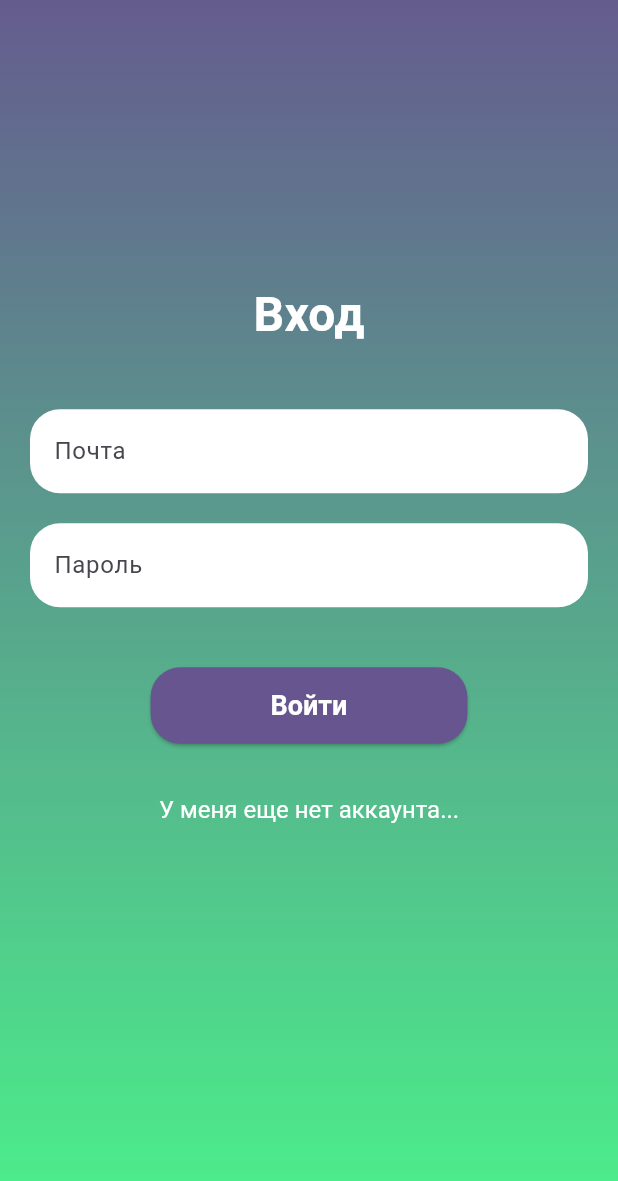
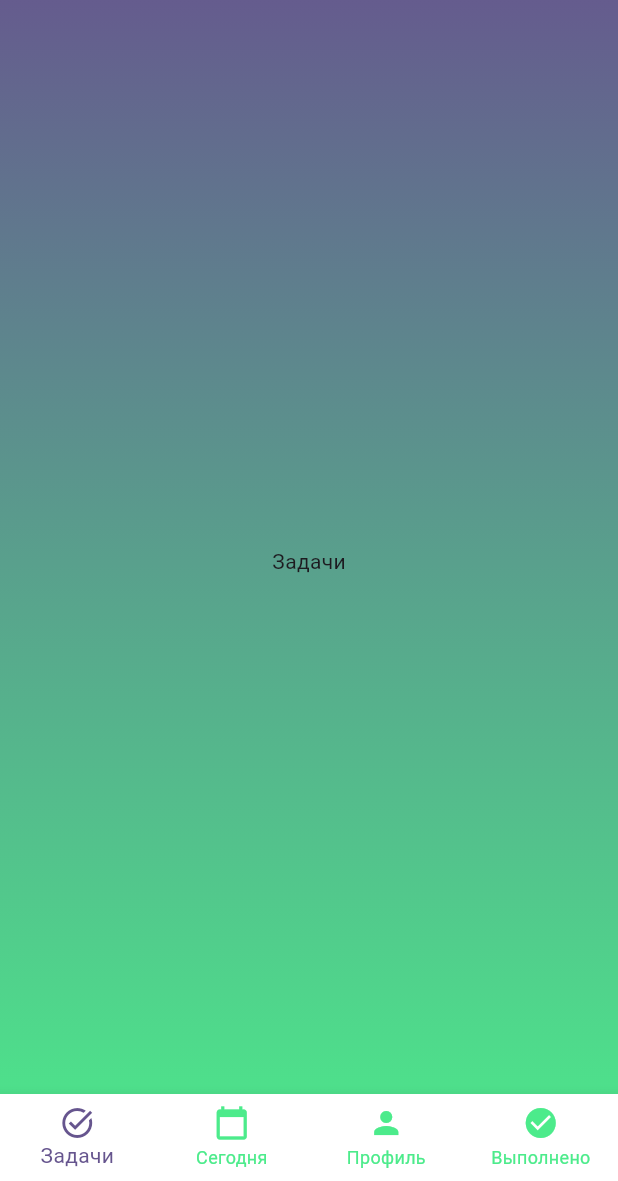
Before and after one commit to pompil/zc_dodiddone, a Flutter app: the screen it shows after launch, after a tap on "Войти", on a phone screen of 412 x 824 dp, the part 55-1236 px from its top. Run offline on Flutter 3.47's test engine with Material 3 defaults, Android fonts, the phone set to English and light mode, and no system bars.

Commit message:
main_page

```diff
--- a/lib/Pages/login_page.dart
+++ b/lib/Pages/login_page.dart
@@ -1,5 +1,6 @@
 import 'package:flutter/material.dart';
 import '../Theme/theme.dart';
+import '../Pages/main_page.dart'; // Import MainPage
 
 class LoginPage extends StatefulWidget {
   const LoginPage({Key? key}) : super(key: key);
@@ -85,7 +86,15 @@ class _LoginPageState extends State<LoginPage> {
                 ),
               const SizedBox(height: 40),
               ElevatedButton(
-                onPressed: () {},
+                onPressed: !_isRegistration
+                    ? () {
+                        // Navigate to MainPage using pushReplacement when "Войти" is pressed in login state
+                        Navigator.pushReplacement(
+                          context,
+                          MaterialPageRoute(builder: (context) => const MainPage()),
+                        );
+                      }
+                    : null, // Disable button in registration state
                 style: ElevatedButton.styleFrom(
                   backgroundColor: _isRegistration
                       ? DoDidDoneTheme.lightTheme.colorScheme.secondary
@@ -117,9 +126,9 @@ class _LoginPageState extends State<LoginPage> {
                 },
                 style: TextButton.styleFrom(
                   foregroundColor: Colors.white,
-                  textStyle: const TextStyle(
+                  textStyle: TextStyle(
                     fontSize: 16,
-                    color: Colors.white, // Set text color to white
+                    color: Colors.white,
                   ),
                 ),
                 child: Text(
--- /dev/null
+++ b/lib/Pages/main_page.dart
@@ -0,0 +1,88 @@
+import 'package:flutter/material.dart';
+import '../Theme/theme.dart'; // Import the theme
+
+class MainPage extends StatefulWidget {
+  const MainPage({Key? key}) : super(key: key);
+
+  @override
+  State<MainPage> createState() => _MainPageState();
+}
+
+class _MainPageState extends State<MainPage> {
+  int _selectedIndex = 0;
+
+  static const List<Widget> _widgetOptions = <Widget>[
+    Text('Задачи'),
+    Text('Сегодня'),
+    Text('Профиль'),
+    Text('Выполнено'),
+  ];
+
+  void _onItemTapped(int index) {
+    setState(() {
+      _selectedIndex = index;
+    });
+  }
+
+  @override
+  Widget build(BuildContext context) {
+    return Scaffold(
+      // Add gradient background to Scaffold
+      body: Container(
+        decoration: BoxDecoration(
+          gradient: LinearGradient(
+            begin: Alignment.topCenter,
+            end: Alignment.bottomCenter,
+            colors: [
+              DoDidDoneTheme.lightTheme.colorScheme.primary,
+              DoDidDoneTheme.lightTheme.colorScheme.secondary,
+            ],
+          ),
+        ),
+        child: Column(
+          children: [
+            AppBar(
+              backgroundColor: Colors.transparent,
+              elevation: 0,
+              title: const Text('DoDidDone'),
+              titleTextStyle: TextStyle(
+                color: DoDidDoneTheme.lightTheme.colorScheme.primary,
+              ),
+            ),
+            Expanded(
+              child: Center(
+                child: _widgetOptions.elementAt(_selectedIndex),
+              ),
+            ),
+            BottomNavigationBar(
+              type: BottomNavigationBarType.fixed,
+              backgroundColor: Colors.white,
+              selectedItemColor: DoDidDoneTheme.lightTheme.colorScheme.primary,
+              unselectedItemColor: DoDidDoneTheme.lightTheme.colorScheme.secondary,
+              items: const <BottomNavigationBarItem>[
+                BottomNavigationBarItem(
+                  icon: Icon(Icons.task_alt),
+                  label: 'Задачи',
+                ),
+                BottomNavigationBarItem(
+                  icon: Icon(Icons.calendar_today),
+                  label: 'Сегодня',
+                ),
+                BottomNavigationBarItem(
+                  icon: Icon(Icons.person),
+                  label: 'Профиль',
+                ),
+                BottomNavigationBarItem(
+                  icon: Icon(Icons.check_circle),
+                  label: 'Выполнено',
+                ),
+              ],
+              currentIndex: _selectedIndex,
+              onTap: _onItemTapped,
+            ),
+          ],
+        ),
+      ),
+    );
+  }
+}
```
